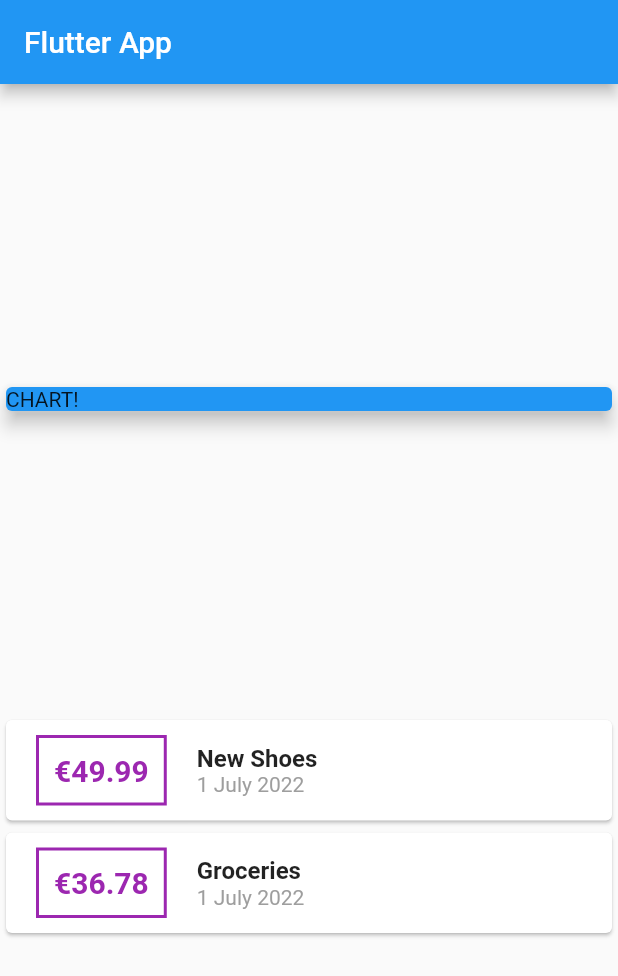
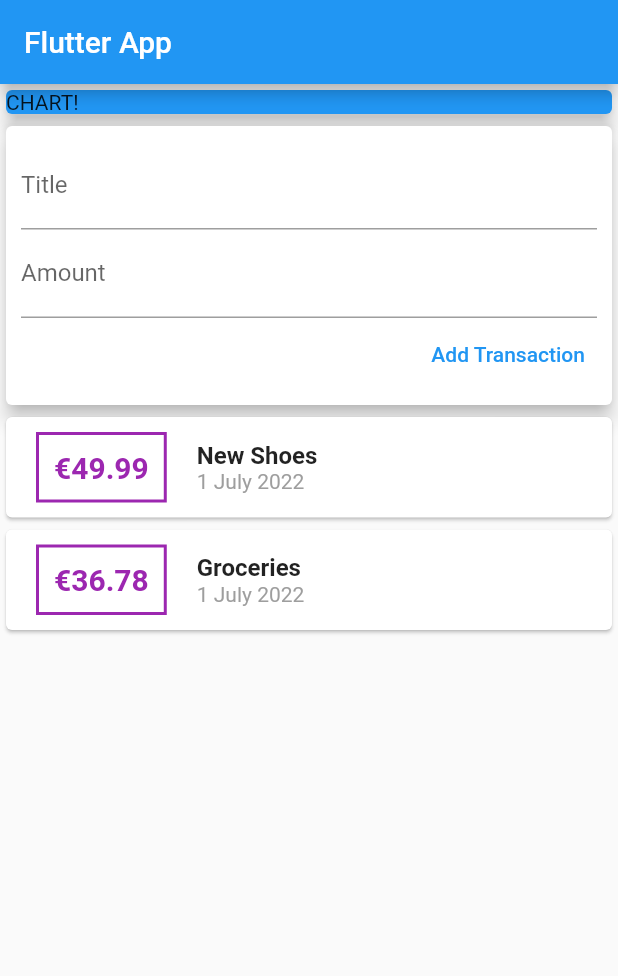
Before and after one commit to fmanana/flutter-course, a Flutter app: the screen it shows after launch, on a phone screen of 412 x 824 dp. Shown: the top 976 px of the screen. Run offline on Flutter 3.47's test engine with Material 2 defaults, Android fonts, the phone set to English and light mode, and no system bars.

Commit message:
Added input for new transactions

```diff
--- a/expense_planner/lib/main.dart
+++ b/expense_planner/lib/main.dart
@@ -23,6 +23,11 @@ class MyHomePage extends StatelessWidget {
     Transaction(id: 't2', title: 'Groceries', amount: 36.78, date: DateTime.now())
   ];
 
+  // String? titleInput;
+  // String? amountInput;
+  final titleController = TextEditingController();
+  final amountController = TextEditingController();
+
   @override
   Widget build(BuildContext context) {
     return Scaffold(
@@ -30,7 +35,6 @@ class MyHomePage extends StatelessWidget {
         title: Text('Flutter App'),
       ),
       body: Column(
-        mainAxisAlignment: MainAxisAlignment.spaceEvenly,
         crossAxisAlignment: CrossAxisAlignment.stretch,
         children: <Widget>[
           Container(
@@ -39,6 +43,42 @@ class MyHomePage extends StatelessWidget {
               color: Colors.blue,
               child: Text('CHART!'),
               elevation: 5,
+            ),
+          ),
+          Card(
+            elevation: 5,
+            child: Container(
+              padding: EdgeInsets.all(10),
+              child: Column(
+                crossAxisAlignment: CrossAxisAlignment.end,
+                children: <Widget>[
+                  TextField(
+                    decoration: InputDecoration(
+                      labelText: 'Title',
+                    ),
+                    controller: titleController,
+                    // onChanged: (value) {
+                    //   titleInput = value;
+                    // },
+                  ),
+                  TextField(
+                    decoration: InputDecoration(
+                      labelText: 'Amount',
+                    ),
+                    controller: amountController,
+                    // onChanged: (value) {
+                    //   amountInput = value;
+                    // },
+                  ),
+                  TextButton(
+                    child: Text('Add Transaction'),
+                    onPressed: () {
+                      print(titleController.text);
+                      print(amountController.text);
+                    },
+                  ),
+                ],
+              ),
             ),
           ),
           Column(
```
